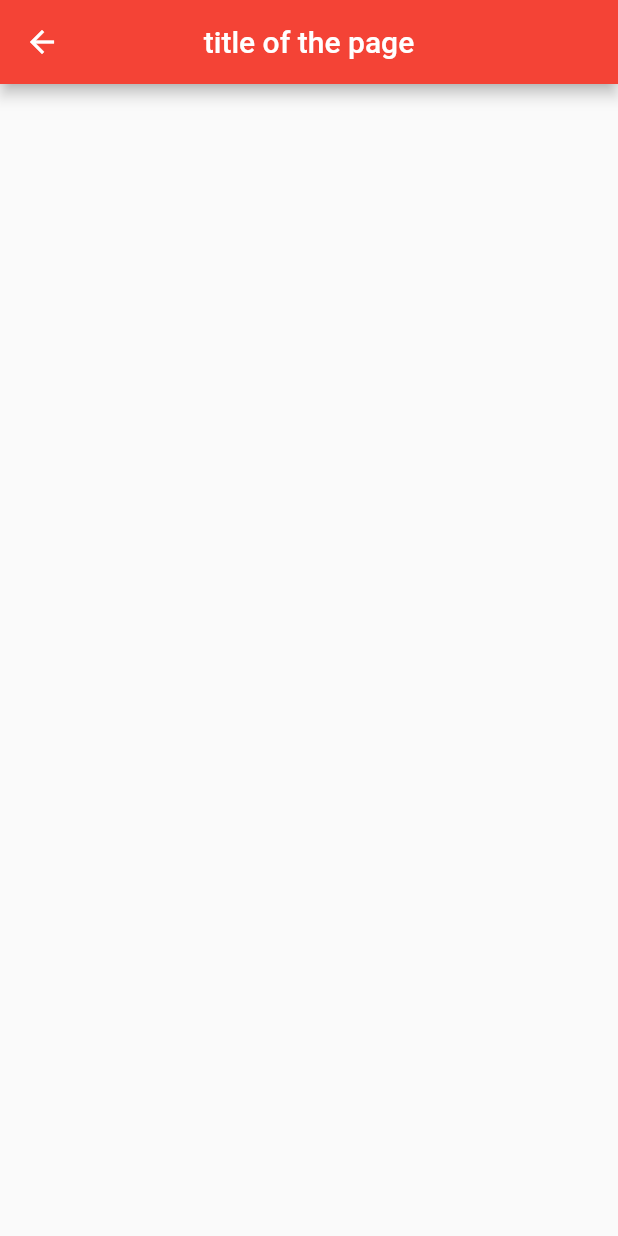
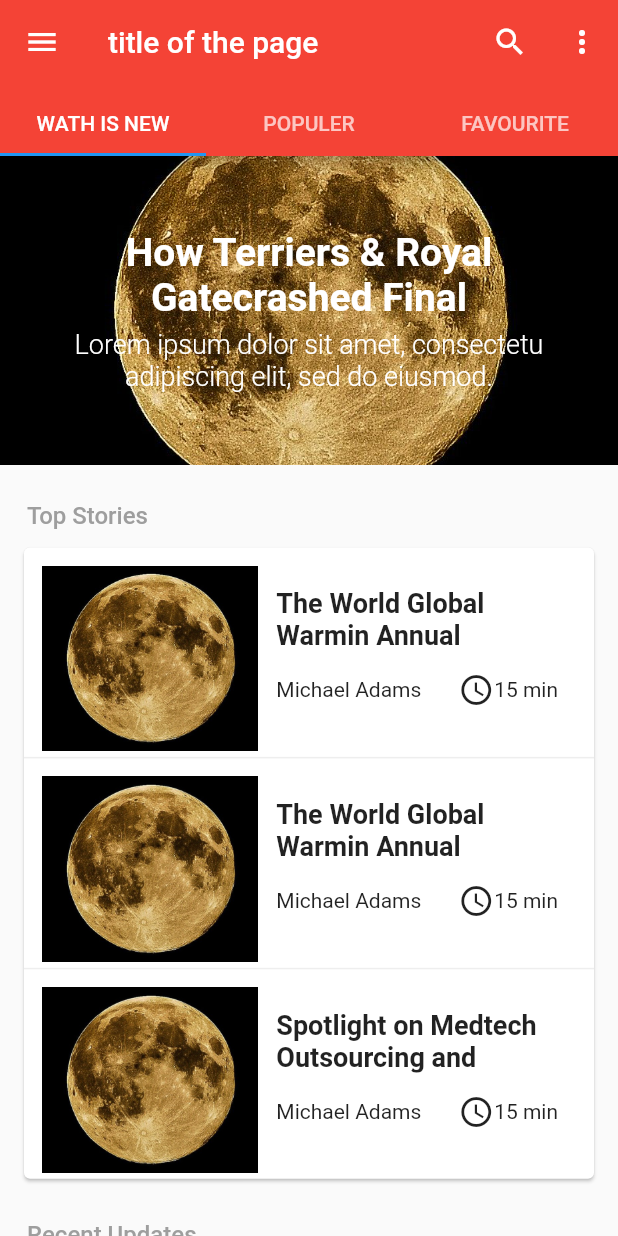
Before and after one commit to zakariachamakh/fisrtapp, a Flutter app: the HomePage screen opened directly, on a phone screen of 412 x 824 dp. Run offline on Flutter 3.47's test engine with Material 2 defaults, Android fonts, the phone set to English and light mode, and no system bars; our stand-ins replace shared_preferences; missing offline and left inert: page_view_indicator; accounts and stored records are empty.

Commit message:
add news app Page

```diff
--- /dev/null
+++ b/lib/screens/home_tabs/favourite.dart
@@ -0,0 +1,17 @@
+import 'package:flutter/material.dart';
+
+
+
+class Favourite extends StatefulWidget {
+  @override
+  _FavouriteState createState() => _FavouriteState();
+}
+
+class _FavouriteState extends State<Favourite> {
+  @override
+  Widget build(BuildContext context) {
+    return Container(
+      color: Colors.teal,
+    );
+  }
+}
--- /dev/null
+++ b/lib/screens/home_tabs/populer.dart
@@ -0,0 +1,17 @@
+import 'package:flutter/material.dart';
+
+
+
+class Populer extends StatefulWidget {
+  @override
+  _PopulerState createState() => _PopulerState();
+}
+
+class _PopulerState extends State<Populer> {
+  @override
+  Widget build(BuildContext context) {
+    return Container(
+      color: Colors.blueGrey,
+    );
+  }
+}
--- /dev/null
+++ b/lib/screens/home_tabs/wath_news.dart
@@ -0,0 +1,229 @@
+import 'package:flutter/cupertino.dart';
+import 'package:flutter/material.dart';
+
+class Wath_news extends StatefulWidget {
+  @override
+  _Wath_newsState createState() => _Wath_newsState();
+}
+
+class _Wath_newsState extends State<Wath_news> {
+  @override
+  Widget build(BuildContext context) {
+    return SingleChildScrollView(
+      child: Column(
+        crossAxisAlignment: CrossAxisAlignment.start,
+        children: <Widget>[
+          _drawHeader(),
+          Padding(
+            padding: const EdgeInsets.only(left: 18, top: 24),
+            child: _drawTitleOfSection('Top Stories'),
+          ),
+          Container(
+            margin: EdgeInsets.only(left: 12, right: 12, top: 8),
+            child: Card(
+              child: Column(
+                children: <Widget>[
+                  Padding(
+                    padding: const EdgeInsets.only(
+                        top: 12.0, left: 12.0, right: 12.0, bottom: 4),
+                    child: _SingleRowArticleTopStories(
+                        'The World Global Warmin Annual Summit ',
+                        'Michael Adams',
+                        '15 min'),
+                  ),
+                  _drawDiveder(),
+                  Padding(
+                    padding: const EdgeInsets.only(
+                        top: 12.0, left: 12.0, right: 12.0, bottom: 4),
+                    child: _SingleRowArticleTopStories(
+                        'The World Global Warmin Annual Summit ',
+                        'Michael Adams',
+                        '15 min'),
+                  ),
+                  _drawDiveder(),
+                  Padding(
+                    padding: const EdgeInsets.only(
+                        top: 12.0, left: 12.0, right: 12.0, bottom: 4),
+                    child: _SingleRowArticleTopStories(
+                        'Spotlight on Medtech Outsourcing and Innovation ',
+                        'Michael Adams',
+                        '15 min'),
+                  ),
+                ],
+              ),
+            ),
+          ),
+          Padding(
+            padding: const EdgeInsets.only(left: 18, top: 24, bottom: 24),
+            child: _drawTitleOfSection('Recent Updates'),
+          ),
+          _cardNews('Vettel is Ferrari Number One - Hamilton','sport','15min',Colors.orangeAccent),
+          _cardNews('Vettel is Ferrari Number One - Hamilton','LIFESTYLE','15min',Colors.greenAccent),
+          SizedBox(
+            height: 48,
+          ),
+        ],
+      ),
+    );
+  }
+
+  Widget _drawTitleOfSection(String _text) {
+    return Text(
+      _text,
+      style: TextStyle(
+          color: Colors.grey, fontWeight: FontWeight.w500, fontSize: 16),
+      textAlign: TextAlign.left,
+    );
+  }
+
+  Widget _drawHeader() {
+    TextStyle _title = TextStyle(
+      color: Colors.white,
+      fontWeight: FontWeight.w600,
+      fontSize: 26.0,
+    );
+    TextStyle _description = TextStyle(
+      color: Colors.white,
+      fontWeight: FontWeight.w300,
+      fontSize: 18.0,
+    );
+
+    return Container(
+      padding: EdgeInsets.only(left: 34, right: 34),
+      width: MediaQuery.of(context).size.width,
+      height: MediaQuery.of(context).size.height * 0.25,
+      decoration: BoxDecoration(
+        image: DecorationImage(
+            image: ExactAssetImage('assets/images/bg.png'), fit: BoxFit.cover),
+      ),
+      child: Center(
+        child: Column(
+          mainAxisAlignment: MainAxisAlignment.center,
+          crossAxisAlignment: CrossAxisAlignment.center,
+          children: <Widget>[
+            Text(
+              'How Terriers & Royal Gatecrashed Final',
+              style: _title,
+              textAlign: TextAlign.center,
+            ),
+            SizedBox(
+              height: 6,
+            ),
+            Text(
+              'Lorem ipsum dolor sit amet, consectetu adipiscing elit, sed do eiusmod.',
+              style: _description,
+              textAlign: TextAlign.center,
+            ),
+          ],
+        ),
+      ),
+    );
+  }
+
+  Widget _SingleRowArticleTopStories(String _Title, _auther, _time) {
+    return Row(
+      children: <Widget>[
+        Image(
+          width: MediaQuery.of(context).size.width * 0.35,
+          height: MediaQuery.of(context).size.height * 0.15,
+          image: ExactAssetImage('assets/images/bg.png'),
+          fit: BoxFit.cover,
+        ),
+        Expanded(
+          child: Padding(
+            padding: const EdgeInsets.all(12.0),
+            child: Column(
+              mainAxisAlignment: MainAxisAlignment.start,
+              children: <Widget>[
+                Text(
+                  _Title,
+                  style: TextStyle(fontSize: 18, fontWeight: FontWeight.w700),
+                  maxLines: 2,
+                ),
+                Row(
+                  crossAxisAlignment: CrossAxisAlignment.center,
+                  mainAxisAlignment: MainAxisAlignment.spaceBetween,
+                  children: <Widget>[
+                    Text(_auther),
+                    SizedBox(
+                      height: 52,
+                    ),
+                    Row(
+                      children: <Widget>[
+                        Icon(Icons.access_time),
+                        Text(_time),
+                      ],
+                    ),
+                  ],
+                )
+              ],
+            ),
+          ),
+        ),
+      ],
+    );
+  }
+
+  Widget _drawDiveder() {
+    return Container(
+      height: 1,
+      width: double.infinity,
+      color: Colors.grey.shade200,
+    );
+  }
+
+  Widget _cardNews(String _title, _tag, _time, Color _color) {
+    return Padding(
+      padding: const EdgeInsets.only(left: 8,right: 8),
+      child: Card(
+        child: Column(
+          crossAxisAlignment: CrossAxisAlignment.start,
+          mainAxisAlignment: MainAxisAlignment.start,
+          children: <Widget>[
+            Image(
+              image: ExactAssetImage('assets/images/bg.png'),
+              fit: BoxFit.cover,
+              width: double.infinity,
+              height: MediaQuery.of(context).size.height * 0.25,
+            ),
+            Container(
+              decoration: BoxDecoration(
+                color: _color,
+                borderRadius: BorderRadius.circular(8),
+              ),
+              margin: EdgeInsets.only(top: 12, left: 8, bottom: 14),
+              padding: EdgeInsets.only(left: 22, right: 22, bottom: 4, top: 4),
+              child: Text(
+                _tag,
+                style: TextStyle(
+                    color: Colors.white,
+                    fontWeight: FontWeight.w600,
+                    fontSize: 18),
+              ),
+            ),
+            Container(
+              padding: EdgeInsets.only(left: 18, right: 20),
+              child: Text(
+                _title,
+                maxLines: 2,
+                style: TextStyle(fontSize: 24, fontWeight: FontWeight.w500),
+              ),
+            ),
+            Container(
+              padding: EdgeInsets.only(left: 22, top: 8,bottom: 12),
+              child: Row(
+                children: <Widget>[
+                  Icon(Icons.access_time),
+                  Text(
+                    _time,
+                    style: TextStyle(fontSize: 16),
+                  ),
+                ],
+              ),
+            )
+          ],
+        ),
+      ),
+    );
+  }
+}
--- a/lib/screens/homepage.dart
+++ b/lib/screens/homepage.dart
@@ -1,18 +1,68 @@
 import 'package:flutter/material.dart';
+import 'package:mynewsapp/screens/home_tabs/favourite.dart';
+import 'package:mynewsapp/screens/home_tabs/populer.dart';
+import 'package:mynewsapp/screens/home_tabs/wath_news.dart';
+import 'package:mynewsapp/shared_ui/drawer.dart';
 
 class HomePage extends StatefulWidget {
   @override
   _HomePageState createState() => _HomePageState();
 }
 
-class _HomePageState extends State<HomePage> {
+class _HomePageState extends State<HomePage>
+    with SingleTickerProviderStateMixin {
+  TabController _tabController;
+
+  @override
+  void initState() {
+    super.initState();
+    _tabController = TabController(initialIndex: 0, length: 3, vsync: this);
+  }
+
   @override
   Widget build(BuildContext context) {
     return Scaffold(
       appBar: AppBar(
         title: Text("title of the page"),
-        centerTitle: true,
+        centerTitle: false,
+        actions: <Widget>[
+          IconButton(
+            icon: Icon(Icons.search),
+            onPressed: () {},
+          ),
+          IconButton(
+            icon: Icon(Icons.more_vert),
+            onPressed: () {},
+          ),
+        ],
+        bottom: TabBar(
+          controller: _tabController,
+          tabs: [
+            _singleTab('WATH IS NEW'),
+            _singleTab('POPULER'),
+            _singleTab('FAVOURITE'),
+          ],
+        ),
       ),
+      body: TabBarView(
+        controller: _tabController,
+        children: [
+          Wath_news(),
+          Populer(),
+          Favourite(),
+        ],
+      ),
+      drawer: DrawerApp(),
+    );
+  }
+
+  Widget _singleTab(String _Text) {
+    return Container(
+      child: Text(
+        _Text,
+        style: TextStyle(fontSize: 14, fontWeight: FontWeight.w500),
+      ),
+      padding: EdgeInsets.only(bottom: 12),
     );
   }
 }
--- /dev/null
+++ b/lib/shared_ui/drawer.dart
@@ -0,0 +1,14 @@
+import 'package:flutter/material.dart';
+
+
+class DrawerApp extends StatefulWidget {
+  @override
+  _DrawerAppState createState() => _DrawerAppState();
+}
+
+class _DrawerAppState extends State<DrawerApp> {
+  @override
+  Widget build(BuildContext context) {
+    return Drawer();
+  }
+}
--- a/lib/utiilitise/app_theme.dart
+++ b/lib/utiilitise/app_theme.dart
@@ -2,6 +2,7 @@ import 'package:flutter/material.dart';
 
 class AppTheme {
   static ThemeData apptheme = ThemeData(
+    indicatorColor: Colors.white,
     primaryColor: Colors.red,
   );
 }
```
Also changed, not shown: assets/images/bg.png (added).
